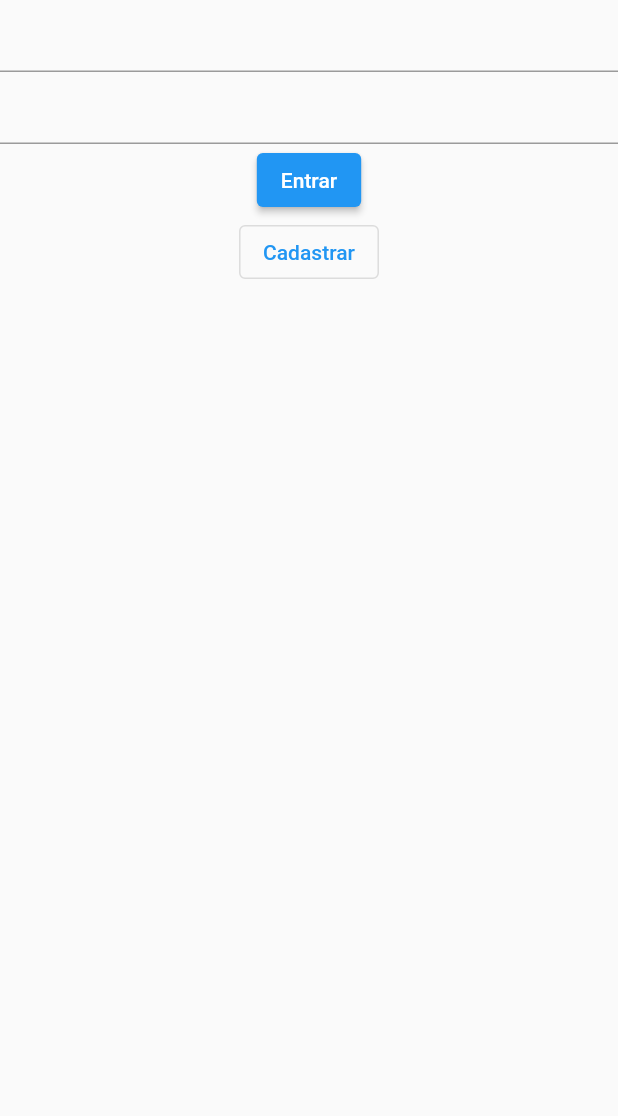
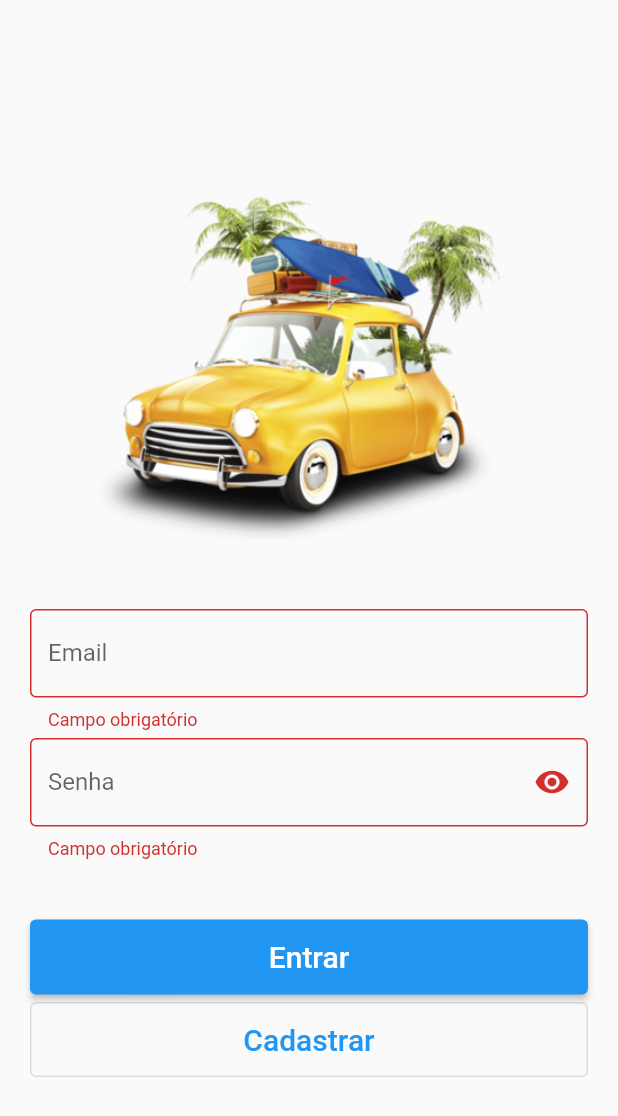
Before and after one commit to renangabriel08/prova, a Flutter app: the screen it shows after launch, after a tap on "Entrar", on a phone screen of 412 x 824 dp. Shown: the top 1116 px of the screen. Run offline on Flutter 3.47's test engine with Material 2 defaults, Android fonts, the phone set to English and light mode, and no system bars; our stand-ins replace fluttertoast.

Commit message:
:sparkles: Atualizando login

```diff
--- /dev/null
+++ b/lib/controllers/login_controller.dart
@@ -0,0 +1,21 @@
+import 'package:http/http.dart' as http;
+
+class LoginController {
+  static validarDados(value) {
+    if (value == null || value.isEmpty) {
+      return 'Campo obrigatório';
+    }
+    return null;
+  }
+
+  static logar(String email, String senha) async {
+    final url = Uri.parse('https://fredaugusto.com.br/simuladodrs/token');
+    final request = http.MultipartRequest('POST', url);
+
+    request.fields['email'] = email;
+    request.fields['senha'] = senha;
+
+    final res = await request.send();
+    print(res);
+  }
+}
--- a/lib/main.dart
+++ b/lib/main.dart
@@ -1,4 +1,5 @@
 import 'package:flutter/material.dart';
+import 'package:flutter_application/pages/cadastro.dart';
 import 'package:flutter_application/pages/login.dart';
 import 'package:flutter_application/pages/splash.dart';
 
@@ -17,6 +18,7 @@ class MyApp extends StatelessWidget {
       routes: {
         '/splash': (context) => const Splash(),
         '/login': (context) => const Login(),
+        '/cadastro': (context) => const Cadastro(),
       },
     );
   }
--- a/lib/pages/login.dart
+++ b/lib/pages/login.dart
@@ -1,4 +1,5 @@
 import 'package:flutter/material.dart';
+import 'package:flutter_application/controllers/login_controller.dart';
 
 class Login extends StatefulWidget {
   const Login({super.key});
@@ -10,27 +11,111 @@ class Login extends StatefulWidget {
 class _LoginState extends State<Login> {
   @override
   Widget build(BuildContext context) {
+    //Tela
     double widthTela = MediaQuery.of(context).size.width;
     double heightTela = MediaQuery.of(context).size.height;
+
+    //Formulário
+    final _formKey = GlobalKey<FormState>();
+    String email = '';
+    String senha = '';
+
+    bool esconder = true;
+    IconData icone = Icons.visibility;
+
+    //funcões
+    void revelarSenha() {
+      setState(() {
+        if (esconder) {
+          esconder = false;
+          icone = Icons.visibility_off;
+        } else {
+          esconder = true;
+          icone = Icons.visibility;
+        }
+      });
+    }
 
     return Scaffold(
       body: Container(
         width: widthTela,
         height: heightTela,
+        child: Padding(
+          padding: const EdgeInsets.all(20),
           child: SingleChildScrollView(
             child: Form(
+              key: _formKey,
+              child: SizedBox(
+                width: widthTela,
+                height: heightTela - 40,
                 child: Column(
+                  mainAxisAlignment: MainAxisAlignment.center,
                   children: [
-                Column(
-                  children: [
-                    TextFormField(),
-                    TextFormField(),
-                  ],
+                    Image.asset(
+                      'assets/logo.png',
+                      height: 300,
                     ),
                     Column(
                       children: [
-                    ElevatedButton(onPressed: (){}, child: const Text('Entrar'),),
-                    OutlinedButton(onPressed: (){}, child: const Text('Cadastrar'))
+                        TextFormField(
+                          onChanged: (value) => email = value,
+                          validator: (value) => LoginController.validarDados(
+                            email,
+                          ),
+                          decoration: const InputDecoration(
+                            label: Text('Email'),
+                            border: OutlineInputBorder(),
+                          ),
+                        ),
+                        const SizedBox(height: 5),
+                        TextFormField(
+                          obscureText: esconder,
+                          onChanged: (value) => senha = value,
+                          validator: (value) => LoginController.validarDados(
+                            senha,
+                          ),
+                          decoration: InputDecoration(
+                            suffixIcon: IconButton(
+                              onPressed: () => revelarSenha(),
+                              icon: Icon(icone),
+                            ),
+                            label: const Text('Senha'),
+                            border: const OutlineInputBorder(),
+                          ),
+                        ),
+                      ],
+                    ),
+                    const SizedBox(height: 40),
+                    Column(
+                      children: [
+                        ElevatedButton(
+                          onPressed: () {
+                            if (_formKey.currentState!.validate()) {
+                              LoginController.logar(email, senha);
+                            }
+                          },
+                          style: ElevatedButton.styleFrom(
+                            fixedSize: Size(widthTela, 50),
+                          ),
+                          child: const Text(
+                            'Entrar',
+                            style: TextStyle(fontSize: 20),
+                          ),
+                        ),
+                        const SizedBox(height: 5),
+                        OutlinedButton(
+                          onPressed: () => Navigator.pushNamed(
+                            context,
+                            '/cadastro',
+                          ),
+                          style: ElevatedButton.styleFrom(
+                            fixedSize: Size(widthTela, 50),
+                          ),
+                          child: const Text(
+                            'Cadastrar',
+                            style: TextStyle(fontSize: 20),
+                          ),
+                        ),
                       ],
                     ),
                   ],
@@ -38,6 +123,8 @@ class _LoginState extends State<Login> {
               ),
             ),
           ),
+        ),
+      ),
     );
   }
 }
--- a/pubspec.yaml
+++ b/pubspec.yaml
@@ -30,7 +30,8 @@ environment:
 dependencies:
   flutter:
     sdk: flutter
-
+  http: ^1.1.0
+  fluttertoast: ^8.2.2
 
   # The following adds the Cupertino Icons font to your application.
   # Use with the CupertinoIcons class for iOS style icons.
```
Also changed, not shown: lib/pages/cadastro.dart (+79 -0 lines), lib/widgets/MyToast.dart (added, +16 -0 lines), pubspec.lock, 1 other file. Lines whose indentation alone changed are shown as unchanged.
